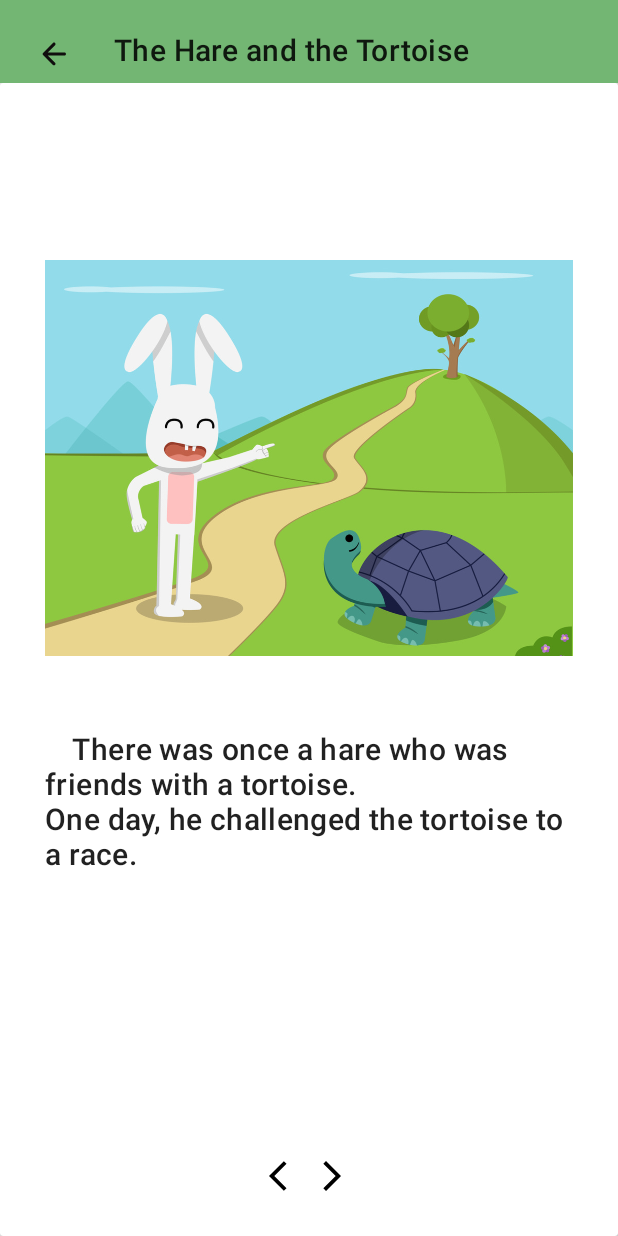
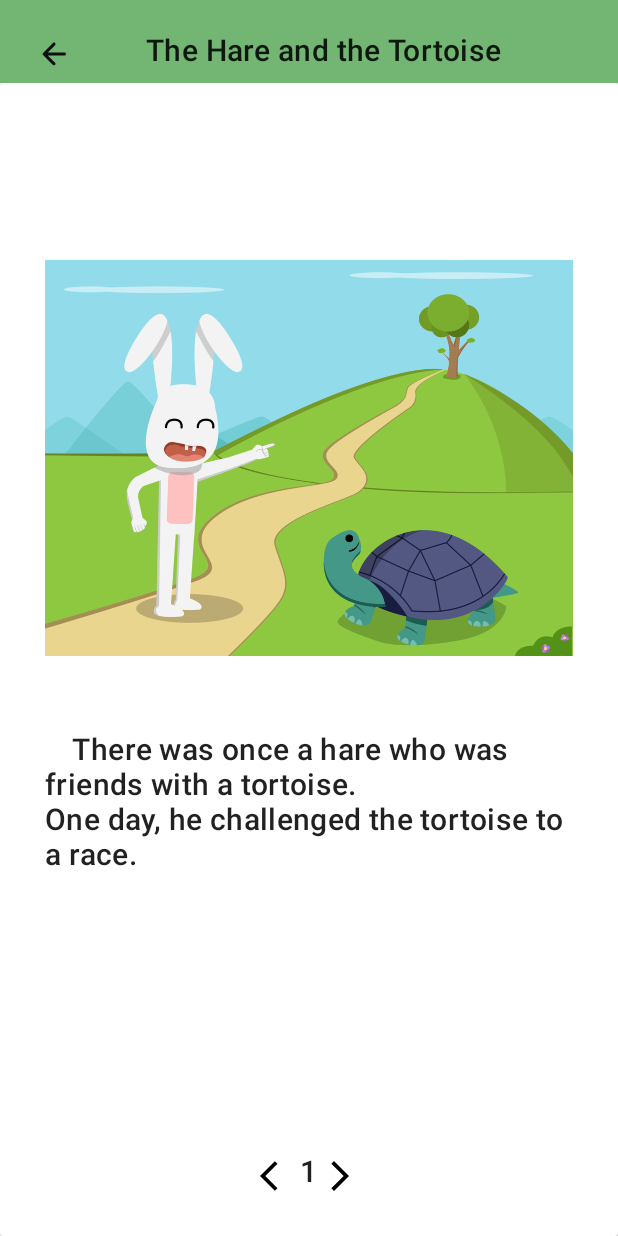
Before and after one commit to KatiaOuadahi/Kids-Tales, an Android app: the StoriesListActivity screen opened directly, with no data from a screen before it, after a tap on "The Hare and the Tortoise", on a phone screen of 412 x 824 dp. Run offline under Robolectric (Android 15) with nearby library versions, the phone set to English and light mode, and no system bars; 3 other taps on this screen came first.

Commit message:
string error fixed , text in activity_scenes.xml repositioned , comments added , code reformated

```diff
--- a/app/src/main/java/com/example/kidstales/ScenesActivity.java
+++ b/app/src/main/java/com/example/kidstales/ScenesActivity.java
@@ -24,84 +24,72 @@ public class ScenesActivity extends AppCompatActivity {
     ImageButton ibNextPage;
     ImageButton ibPrevPage;
     TextView pageNumberTextView;
+
     @Override
     protected void onCreate(Bundle savedInstanceState) {
         super.onCreate(savedInstanceState);
         setContentView(R.layout.activity_scenes);
 
-        // Get the Story object passed from StoriesListActivity
+        // Récupérer l'objet Story passé depuis StoriesListActivity
+        Story story = (Story) getIntent().getSerializableExtra("Story");
 
-        Story story= (Story) getIntent().getSerializableExtra("Story");
+        // Récupérer les scènes
+        List<Scene> mesScenes = story.getScenes();
 
+        int monTitre = story.getTitleResourceId();
+        title = findViewById(R.id.tv_title);
+        title.setText(monTitre);
 
-        //Get the scenes
-        List<Scene> myScenes = story.getScenes();
-
-        int mytitle = story.getTitleResourceId();
-        title=findViewById(R.id.tv_title);
-        title.setText(mytitle);
-
-        // Set up the ViewPager to display the story's scenes
+        // Configurer le ViewPager pour afficher les scènes de l'histoire
         viewPager = findViewById(R.id.viewPager);
-        scenesAdapter=new ScenesAdapter(ScenesActivity.this,myScenes);
+        scenesAdapter = new ScenesAdapter(ScenesActivity.this, mesScenes);
         viewPager.setAdapter(scenesAdapter);
 
-        //move to the StoriesListActivity when the ib_backToStoriesList is clicked
-        ImageButton backToStoriesList=findViewById(R.id.ib_backToStoriesList);
-        backToStoriesList.setOnClickListener(v->{
+        // Revenir à StoriesListActivity lorsque le bouton ib_backToStoriesList est cliqué
+        ImageButton backToStoriesList = findViewById(R.id.ib_backToStoriesList);
+        backToStoriesList.setOnClickListener(v -> {
             Intent intent = new Intent(ScenesActivity.this, StoriesListActivity.class);
             startActivity(intent);
         });
 
+        // Changer le numéro de la page actuelle
+        pageNumberTextView = findViewById(R.id.tv_PageNumber);
 
-        // change the number of the current page
+        // Définir le numéro de page initial ici
+        int pageInitiale = 0;
+        viewPager.setCurrentItem(pageInitiale);
+        pageNumberTextView.setText(String.valueOf(pageInitiale + 1)); // Ajouter 1 pour afficher un index basé sur 1
 
-        pageNumberTextView=findViewById(R.id.tv_PageNumber);
-
-
-        // Set the initial page number here
-        int initialPage = 0;
-        viewPager.setCurrentItem(initialPage);
-        pageNumberTextView.setText((initialPage + 1)); // Add 1 to display a 1-based index
-
-
-        // change the current page by swiping (left/right)
+        // Changer de page en faisant glisser (gauche/droite)
         viewPager.addOnPageChangeListener(new ViewPager.OnPageChangeListener() {
             @Override
-            public void onPageScrolled(int position, float positionOffset, int positionOffsetPixels) {}
+            public void onPageScrolled(int position, float positionOffset, int positionOffsetPixels) {
+            }
 
             @Override
             public void onPageSelected(int position) {
-                int currentPage = position + 1; // Add 1 to position to display a 1-based index
-                String pageNumberText = "" + currentPage;
-                pageNumberTextView.setText(pageNumberText);
+                int pageCourante = position + 1; // Ajouter 1 à la position pour afficher un index basé sur 1
+                String texteNumeroPage = "" + pageCourante;
+                pageNumberTextView.setText(texteNumeroPage);
             }
 
             @Override
-            public void onPageScrollStateChanged(int state) {}
+            public void onPageScrollStateChanged(int state) {
+            }
         });
 
+        // Changer de page en cliquant sur le bouton image (précédent/suivant)
+        ibPrevPage = findViewById(R.id.ib_PrevPage);
+        ibNextPage = findViewById(R.id.ib_NextPage);
 
-
-
-
-
-        // change the current page by clicking on the image button  (prev/next)
-        ibPrevPage=findViewById(R.id.ib_PrevPage);
-        ibNextPage=findViewById(R.id.ib_NextPage);
-
-
-        ibNextPage.setOnClickListener(v->{
-            int nextPage =viewPager.getCurrentItem() + 1;
-            viewPager.setCurrentItem(nextPage);
+        ibNextPage.setOnClickListener(v -> {
+            int pageSuivante = viewPager.getCurrentItem() + 1;
+            viewPager.setCurrentItem(pageSuivante);
         });
 
-
-        ibPrevPage.setOnClickListener(v->{
-            int prevPage = viewPager.getCurrentItem() - 1;
-            viewPager.setCurrentItem(prevPage);
+        ibPrevPage.setOnClickListener(v -> {
+            int pagePrecedente = viewPager.getCurrentItem() - 1;
+            viewPager.setCurrentItem(pagePrecedente);
         });
-
-
     }
 }
--- a/app/src/main/java/com/example/kidstales/StoriesListActivity.java
+++ b/app/src/main/java/com/example/kidstales/StoriesListActivity.java
@@ -13,7 +13,6 @@ import androidx.recyclerview.widget.RecyclerView;
 import com.example.kidstales.adapter.StoryAdapter;
 import com.example.kidstales.data.StoriesDataSource;
 
-
 public class StoriesListActivity extends AppCompatActivity {
 
     private RecyclerView recyclerView;
@@ -26,44 +25,48 @@ public class StoriesListActivity extends AppCompatActivity {
         super.onCreate(savedInstanceState);
         setContentView(R.layout.activity_stories_list);
 
+        // Recherche des vues dans le layout
         recyclerView = findViewById(R.id.grid_recycler_view);
         viewButton = findViewById(R.id.ib_view);
+
+        // Définition du comportement lors du clic sur le bouton view
         viewButton.setOnClickListener(v -> toggleView());
 
-        setGridView(); // Set initial view as grid view
+        setGridView(); // Définition de la vue initiale en tant que grille
 
+        // Recherche du bouton showFavorites dans le layout
+        ImageButton showFavorites = findViewById(R.id.ib_ShowFavorites);
 
-        ImageButton showFavorites = findViewById(R.id.ib_ShowFavorites);
-        //move to StoriesListActiviy when the btn_show_all button is clicked
+        // Définition du comportement lors du clic sur le bouton showFavorites
         showFavorites.setOnClickListener(v -> {
             Intent intent = new Intent(StoriesListActivity.this, FavoritesActivity.class);
             startActivity(intent);
         });
 
+        // Recherche du bouton backToMain dans le layout
         ImageButton backToMain = findViewById(R.id.ib_backToMain);
-        //move to mainActivity when ib_backToMain is clicked
+
+        // Définition du comportement lors du clic sur le bouton backToMain
         backToMain.setOnClickListener(v -> {
             Intent intent = new Intent(StoriesListActivity.this, MainActivity.class);
             startActivity(intent);
         });
-
-
     }
 
     private void setGridView() {
         recyclerView.setLayoutManager(new GridLayoutManager(this, 2));
-        StoryAdapter adapter = new StoryAdapter(context,StoriesDataSource.getStories(), R.layout.item_grid_view, false);
+        StoryAdapter adapter = new StoryAdapter(context, StoriesDataSource.getStories(), R.layout.item_grid_view, false);
         recyclerView.setAdapter(adapter);
         isGridView = true;
-        viewButton.setImageResource(R.drawable.ic_list_view); // Set icon to list view
+        viewButton.setImageResource(R.drawable.ic_list_view); // Définition de l'icône en vue de liste
     }
 
     private void setListView() {
         recyclerView.setLayoutManager(new LinearLayoutManager(this, LinearLayoutManager.VERTICAL, false));
-        StoryAdapter adapter = new StoryAdapter(context,StoriesDataSource.getStories(), R.layout.item_vertical_view, false);
+        StoryAdapter adapter = new StoryAdapter(context, StoriesDataSource.getStories(), R.layout.item_vertical_view, false);
         recyclerView.setAdapter(adapter);
         isGridView = false;
-        viewButton.setImageResource(R.drawable.ic_grid_view); // Set icon to grid view
+        viewButton.setImageResource(R.drawable.ic_grid_view); // Définition de l'icône en vue de grille
     }
 
     private void toggleView() {
--- a/app/src/main/java/com/example/kidstales/adapter/StoryAdapter.java
+++ b/app/src/main/java/com/example/kidstales/adapter/StoryAdapter.java
@@ -1,5 +1,4 @@
 package com.example.kidstales.adapter;
-
 
 import android.content.Context;
 import android.content.Intent;
@@ -17,11 +16,9 @@ import androidx.recyclerview.widget.RecyclerView;
 
 import com.example.kidstales.R;
 import com.example.kidstales.ScenesActivity;
-
 import com.example.kidstales.model.Story;
 import com.example.kidstales.utils.FavoritesManager;
 import com.google.android.material.card.MaterialCardView;
-
 
 import java.io.Serializable;
 import java.util.List;
@@ -43,8 +40,7 @@ public class StoryAdapter extends RecyclerView.Adapter<StoryAdapter.StoryViewHol
     @NonNull
     @Override
     public StoryViewHolder onCreateViewHolder(ViewGroup parent, int viewType) {
-        View itemView = LayoutInflater.from(parent.getContext())
-                .inflate(layoutResId, parent, false);
+        View itemView = LayoutInflater.from(parent.getContext()).inflate(layoutResId, parent, false);
         return new StoryViewHolder(itemView, stories, isFavoriteActivity);
     }
 
@@ -54,40 +50,35 @@ public class StoryAdapter extends RecyclerView.Adapter<StoryAdapter.StoryViewHol
         holder.imageView.setImageResource(story.getCoverImage());
         holder.titleTextView.setText(story.getTitleResourceId());
 
-if(holder.cardViewGrid!=null) {
-    holder.cardViewGrid.setOnClickListener(new View.OnClickListener() {
-        @Override
-        public void onClick(View v) {
-            // Start the SceneActivity and pass the selected story as extra
-
-
-
-            Intent intent = new Intent(v.getContext(), ScenesActivity.class);
-            intent.putExtra("Story", (Serializable)story);
-            v.getContext().startActivity(intent);
-
-            Log.d("MY_TAG_Adapter", "the first scence is:" + story.getScenes().get(0).getText());
-        }
-    });
-}
-        if(holder.cardViewList!=null) {
-            holder.cardViewList.setOnClickListener(new View.OnClickListener() {
+        if (holder.cardViewGrid != null) {
+            holder.cardViewGrid.setOnClickListener(new View.OnClickListener() {
                 @Override
                 public void onClick(View v) {
-                    // Start the SceneActivity and pass the selected story as extra
-
+                    // Démarrer ScenesActivity et transmettre l'histoire sélectionnée en extra
                     Intent intent = new Intent(v.getContext(), ScenesActivity.class);
-                    intent.putExtra("Story", (Serializable)story);
+                    intent.putExtra("Story", (Serializable) story);
                     v.getContext().startActivity(intent);
 
-                    Log.d("MY_TAG_Adapter", "the first scence is:" + story.getScenes().get(0).getText());
-
-
+                    Log.d("MY_TAG_Adapter", "La première scène est : " + story.getScenes().get(0).getText());
                 }
             });
         }
 
-        // Update the favorite ImageButton's icon based on the isFavorite field
+        if (holder.cardViewList != null) {
+            holder.cardViewList.setOnClickListener(new View.OnClickListener() {
+                @Override
+                public void onClick(View v) {
+                    // Démarrer ScenesActivity et transmettre l'histoire sélectionnée en extra
+                    Intent intent = new Intent(v.getContext(), ScenesActivity.class);
+                    intent.putExtra("Story", (Serializable) story);
+                    v.getContext().startActivity(intent);
+
+                    Log.d("MY_TAG_Adapter", "La première scène est : " + story.getScenes().get(0).getText());
+                }
+            });
+        }
+
+        // Mettre à jour l'icône du bouton favori en fonction de la valeur de isFavorite
         if (story.isFavorite()) {
             holder.favoriteButton.setImageResource(R.drawable.ic_heart_filled);
         } else {
@@ -115,38 +106,33 @@ if(holder.cardViewGrid!=null) {
             favoriteButton = itemView.findViewById(R.id.ib_favorite);
             cardViewGrid = itemView.findViewById(R.id.Story_card_grid);
             cardViewList = itemView.findViewById(R.id.Story_card_liste);
-
             this.stories = stories;
 
-
             if (isFavoriteActivity) {
-                favoriteButton.setVisibility(View.GONE); // Hide the favorite ImageButton
+                favoriteButton.setVisibility(View.GONE); // Masquer le bouton favori
             } else {
-                // Implement a click listener for the favorite ImageButton
+                // Mettre en place un écouteur de clic pour le bouton favori
                 favoriteButton.setOnClickListener(v -> {
                     int position = getAdapterPosition();
                     if (position != RecyclerView.NO_POSITION) {
-                        // Get the corresponding story
+                        // Obtenir l'histoire correspondante
                         Story story = stories.get(position);
 
-                        // Toggle the isFavorite field
+                        // Basculer la valeur de isFavorite
                         boolean isFavorite = story.isFavorite();
                         story.setFavorite(!isFavorite);
 
-                        // Update the ImageButton's icon based on the isFavorite field
+                        // Mettre à jour l'icône du bouton favori en fonction de la valeur de isFavorite
                         if (story.isFavorite()) {
                             favoriteButton.setImageResource(R.drawable.ic_heart_filled);
-                            FavoritesManager.getInstance().addFavoriteStory(story); // Add the story to favorites
+                            FavoritesManager.getInstance().addFavoriteStory(story); // Ajouter l'histoire aux favoris
                         } else {
                             favoriteButton.setImageResource(R.drawable.ic_heart_outline);
-                            FavoritesManager.getInstance().removeFavoriteStory(story); // Remove the story from favorites
+                            FavoritesManager.getInstance().removeFavoriteStory(story); // Supprimer l'histoire des favoris
                         }
-                      }
-                                                                    });
                     }
+                });
+            }
         }
-
-
-
     }
 }
--- a/app/src/main/java/com/example/kidstales/model/Scene.java
+++ b/app/src/main/java/com/example/kidstales/model/Scene.java
@@ -3,8 +3,8 @@ package com.example.kidstales.model;
 import java.io.Serializable;
 
 public class Scene implements Serializable {
-    private final int backgroundResourceId;
-    private final int  textToReadId;
+    private final int backgroundResourceId; // Identifiant de la ressource de l'arrière-plan de la scène
+    private final int textToReadId; // Identifiant de la ressource du texte à lire dans la scène
 
     public Scene(int backgroundResourceId, int textToRead) {
         this.backgroundResourceId = backgroundResourceId;
@@ -15,9 +15,7 @@ public class Scene implements Serializable {
         return backgroundResourceId;
     }
 
-
     public int getText() {
         return textToReadId;
     }
-
 }
--- a/app/src/main/java/com/example/kidstales/model/Story.java
+++ b/app/src/main/java/com/example/kidstales/model/Story.java
@@ -1,4 +1,5 @@
 package com.example.kidstales.model;
+
 import java.io.Serializable;
 import java.util.List;
 
@@ -8,10 +9,10 @@ public class Story implements Serializable {
     private boolean isFavorite;
     private List<Scene> scenes;
 
-    public Story(int imageResource, int titleResourceId ,List<Scene> scenes) {
+    public Story(int imageResource, int titleResourceId, List<Scene> scenes) {
         this.imageResource = imageResource;
         this.titleResourceId = titleResourceId;
-        this.isFavorite = false; // Initialize isFavorite to false for all stories
+        this.isFavorite = false; // Initialise isFavorite à false pour toutes les histoires
         this.scenes = scenes;
     }
 
@@ -19,7 +20,9 @@ public class Story implements Serializable {
         return imageResource;
     }
 
-    public int getTitleResourceId() {return titleResourceId; }
+    public int getTitleResourceId() {
+        return titleResourceId;
+    }
 
     public boolean isFavorite() {
         return isFavorite;
@@ -28,7 +31,8 @@ public class Story implements Serializable {
     public void setFavorite(boolean favorite) {
         isFavorite = favorite;
     }
-    public List<Scene> getScenes() { return scenes; }
 
-
+    public List<Scene> getScenes() {
+        return scenes;
+    }
 }
--- a/app/src/main/res/layout/activity_scenes.xml
+++ b/app/src/main/res/layout/activity_scenes.xml
@@ -11,27 +11,23 @@
         android:id="@+id/ib_backToStoriesList"
         android:layout_width="wrap_content"
         android:layout_height="wrap_content"
-        android:src="@drawable/ic_arrow_back"
+        android:layout_marginStart="16dp"
+        android:layout_marginTop="16dp"
         android:background="?android:attr/selectableItemBackground"
         android:padding="8dp"
-        android:layout_marginTop="16dp"
-        android:layout_marginStart="16dp"
-        tools:ignore="ContentDescription"
-        />
+        android:src="@drawable/ic_arrow_back"
+        tools:ignore="ContentDescription" />
 
     <TextView
         android:id="@+id/tv_title"
         android:layout_width="wrap_content"
         android:layout_height="wrap_content"
-        android:layout_toEndOf="@+id/ib_backToStoriesList"
-        android:textSize="20sp"
+        android:layout_alignParentTop="true"
+        android:layout_centerHorizontal="true"
         android:layout_marginTop="19dp"
-        android:layout_alignParentTop="true"
-        android:layout_marginStart="20dp"
-        android:textAppearance= "?attr/textAppearanceHeadline6"
-
-
-        />
+        android:paddingStart="20dp"
+        android:textAppearance="?attr/textAppearanceHeadline6"
+        android:textSize="20sp" />
 
     <androidx.viewpager.widget.ViewPager
         android:id="@+id/viewPager"
@@ -39,8 +35,7 @@
         android:layout_height="wrap_content"
         android:layout_marginTop="55dp"
         android:background="@color/white"
-        android:contentDescription="@string/contentDescription"
-        />
+        android:contentDescription="@string/contentDescription" />
 
     <TextView
         android:id="@+id/tv_PageNumber"
@@ -49,19 +44,18 @@
         android:layout_alignParentBottom="true"
         android:layout_centerHorizontal="true"
         android:layout_marginBottom="30dp"
-        android:textSize="20sp"
-        android:textAppearance= "?attr/textAppearanceHeadline6"
-        />
+        android:textAppearance="?attr/textAppearanceHeadline6"
+        android:textSize="20sp" />
 
     <ImageButton
         android:id="@+id/ib_PrevPage"
         android:layout_width="30dp"
         android:layout_height="30dp"
+        android:layout_alignParentBottom="true"
+        android:layout_marginBottom="25dp"
+        android:layout_toStartOf="@id/tv_PageNumber"
+        android:background="?android:attr/selectableItemBackground"
         android:src="@drawable/ic_baseline_arrow_back"
-        android:background="?android:attr/selectableItemBackground"
-        android:layout_alignParentBottom="true"
-        android:layout_toStartOf="@id/tv_PageNumber"
-        android:layout_marginBottom="25dp"
         tools:ignore="ContentDescription" />
 
     <ImageButton
--- a/app/src/main/res/layout/item_grid_view.xml
+++ b/app/src/main/res/layout/item_grid_view.xml
@@ -2,12 +2,12 @@
 
 <com.google.android.material.card.MaterialCardView xmlns:android="http://schemas.android.com/apk/res/android"
     xmlns:app="http://schemas.android.com/apk/res-auto"
+    android:id="@+id/Story_card_grid"
     android:layout_width="match_parent"
     android:layout_height="wrap_content"
     android:layout_margin="8dp"
     app:cardCornerRadius="8dp"
-    app:cardElevation="4dp"
-    android:id="@+id/Story_card_grid">
+    app:cardElevation="4dp">
 
     <androidx.constraintlayout.widget.ConstraintLayout
         android:layout_width="match_parent"
--- a/app/src/main/res/layout/item_scene.xml
+++ b/app/src/main/res/layout/item_scene.xml
@@ -1,21 +1,19 @@
 <?xml version="1.0" encoding="utf-8"?>
 
-<androidx.cardview.widget.CardView xmlns:tools="http://schemas.android.com/tools"
+<androidx.cardview.widget.CardView xmlns:android="http://schemas.android.com/apk/res/android"
+    xmlns:app="http://schemas.android.com/apk/res-auto"
+    xmlns:tools="http://schemas.android.com/tools"
     android:id="@+id/card"
-    xmlns:android="http://schemas.android.com/apk/res/android"
-    xmlns:app="http://schemas.android.com/apk/res-auto"
     android:layout_width="wrap_content"
     android:layout_height="wrap_content"
     android:layout_marginHorizontal="20dp"
-    app:cardElevation="8dp"
-    >
+    app:cardElevation="8dp">
 
     <LinearLayout
 
         android:layout_width="match_parent"
         android:layout_height="wrap_content"
-        android:orientation="vertical"
-        >
+        android:orientation="vertical">
 
         <ImageView
             android:id="@+id/imageView"
@@ -29,9 +27,8 @@
             android:id="@+id/textView"
             android:layout_width="wrap_content"
             android:layout_height="wrap_content"
+            android:layout_marginHorizontal="30dp"
             android:layout_marginTop="30dp"
-        android:layout_marginHorizontal="30dp"
-        android:textAppearance= "?attr/textAppearanceHeadline6"
-        />
+            android:textAppearance="?attr/textAppearanceHeadline6" />
     </LinearLayout>
 </androidx.cardview.widget.CardView>
--- a/app/src/main/res/layout/item_vertical_view.xml
+++ b/app/src/main/res/layout/item_vertical_view.xml
@@ -1,12 +1,12 @@
 <?xml version="1.0" encoding="utf-8"?>
 <com.google.android.material.card.MaterialCardView xmlns:android="http://schemas.android.com/apk/res/android"
     xmlns:app="http://schemas.android.com/apk/res-auto"
+    android:id="@+id/Story_card_liste"
     android:layout_width="match_parent"
     android:layout_height="wrap_content"
     android:layout_margin="8dp"
     app:cardCornerRadius="8dp"
-    app:cardElevation="4dp"
-    android:id="@+id/Story_card_liste">
+    app:cardElevation="4dp">
 
     <androidx.constraintlayout.widget.ConstraintLayout
         android:layout_width="match_parent"
--- a/app/src/main/res/layout/test.xml
+++ b/app/src/main/res/layout/test.xml
@@ -1,6 +1,5 @@
 <?xml version="1.0" encoding="utf-8"?>
-<androidx.constraintlayout.widget.ConstraintLayout
-    xmlns:android="http://schemas.android.com/apk/res/android"
+<androidx.constraintlayout.widget.ConstraintLayout xmlns:android="http://schemas.android.com/apk/res/android"
     android:layout_width="match_parent"
     android:layout_height="match_parent"
     android:background="@color/green">
--- a/app/src/main/res/menu/scenes_menu.xml
+++ /dev/null
@@ -1,4 +0,0 @@
-<?xml version="1.0" encoding="utf-8"?>
-<menu xmlns:android="http://schemas.android.com/apk/res/android">
-
-</menu>
--- a/app/src/main/res/values/strings.xml
+++ b/app/src/main/res/values/strings.xml
@@ -15,7 +15,6 @@
     //FavoritesActivity strings
     <string name="yourFav">Your Favorites</string>
     <string name="noFav">You have not set any favorite tale !</string>
-
 
 
     //stories_titles strings
```
Also changed, not shown: app/src/main/java/com/example/kidstales/FavoritesActivity.java (+11 -14 lines), app/src/main/java/com/example/kidstales/MainActivity.java (+4 -5 lines), app/src/main/java/com/example/kidstales/adapter/ScenesAdapter.java (+11 -9 lines), app/src/main/java/com/example/kidstales/data/StoriesDataSource.java (+99 -73 lines), app/src/main/java/com/example/kidstales/utils/FavoritesManager.java (+5 -5 lines). Lines whose indentation alone changed are shown as unchanged.
